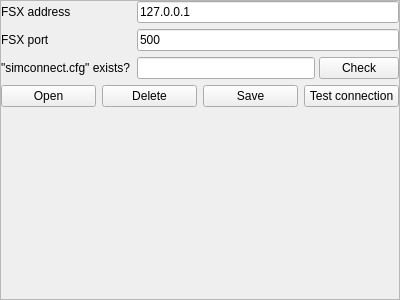
The window that src/blackgui/settingsfsxcomponent.ui (swift-project/pilotclient) describes before a commit, drawn with Qt 5.
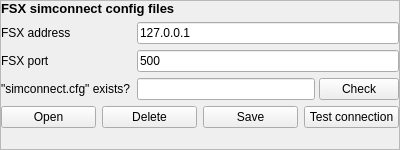
The same window after the commit.

Commit message: refs #273, own settings component (GUI)

```diff
--- a/src/blackgui/settingsfsxcomponent.ui
+++ b/src/blackgui/settingsfsxcomponent.ui
@@ -7,7 +7,7 @@
     <x>0</x>
     <y>0</y>
     <width>400</width>
-    <height>300</height>
+    <height>150</height>
    </rect>
   </property>
   <property name="windowTitle">
@@ -40,35 +40,35 @@
      <property name="fieldGrowthPolicy">
       <enum>QFormLayout::AllNonFixedFieldsGrow</enum>
      </property>
-     <item row="0" column="0">
+     <item row="1" column="0">
       <widget class="QLabel" name="lbl_SettingsFsxAddress">
        <property name="text">
         <string>FSX address</string>
        </property>
       </widget>
      </item>
-     <item row="0" column="1">
+     <item row="1" column="1">
       <widget class="QLineEdit" name="le_SettingsFsxAddress">
        <property name="text">
         <string>127.0.0.1</string>
        </property>
       </widget>
      </item>
-     <item row="1" column="0">
+     <item row="2" column="0">
       <widget class="QLabel" name="lbl_SettingsFsxPort">
        <property name="text">
         <string>FSX port</string>
        </property>
       </widget>
      </item>
-     <item row="1" column="1">
+     <item row="2" column="1">
       <widget class="QLineEdit" name="le_SettingsFsxPort">
        <property name="text">
         <string>500</string>
        </property>
       </widget>
      </item>
-     <item row="3" column="0" colspan="2">
+     <item row="4" column="0" colspan="2">
       <layout class="QHBoxLayout" name="hl_SettingsSimconnectCfgButtons">
        <item>
         <widget class="QPushButton" name="pb_SettingsFsxOpenSimconnectCfg">
@@ -100,14 +100,14 @@
        </item>
       </layout>
      </item>
-     <item row="2" column="0">
+     <item row="3" column="0">
       <widget class="QLabel" name="lbl_SettingsFsxExistsSimconncetCfg">
        <property name="text">
         <string>&quot;simconnect.cfg&quot; exists?</string>
        </property>
       </widget>
      </item>
-     <item row="2" column="1">
+     <item row="3" column="1">
       <widget class="QWidget" name="wi_SettingsFsxExistsSimconncetCfg" native="true">
        <layout class="QHBoxLayout" name="hl_SettingsFsxExistsSimconncetCfg">
         <property name="spacing">
@@ -142,6 +142,13 @@
        </layout>
       </widget>
      </item>
+     <item row="0" column="0" colspan="2">
+      <widget class="QLabel" name="lbl_HeaderFsxSimConnect">
+       <property name="text">
+        <string>&lt;html&gt;&lt;head/&gt;&lt;body&gt;&lt;p&gt;&lt;span style=&quot; font-size:10pt; font-weight:600;&quot;&gt;FSX simconnect config files&lt;/span&gt;&lt;/p&gt;&lt;/body&gt;&lt;/html&gt;</string>
+       </property>
+      </widget>
+     </item>
     </layout>
    </item>
   </layout>
```
The commit also changes 4 other files.
